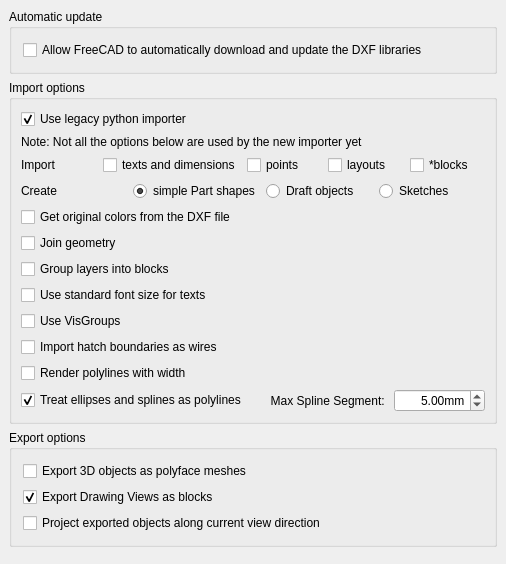
First picture: the form in src/Mod/Draft/Resources/ui/preferences-dxf.ui, repository berndhahnebach/All_FreeCAD, before the edit.
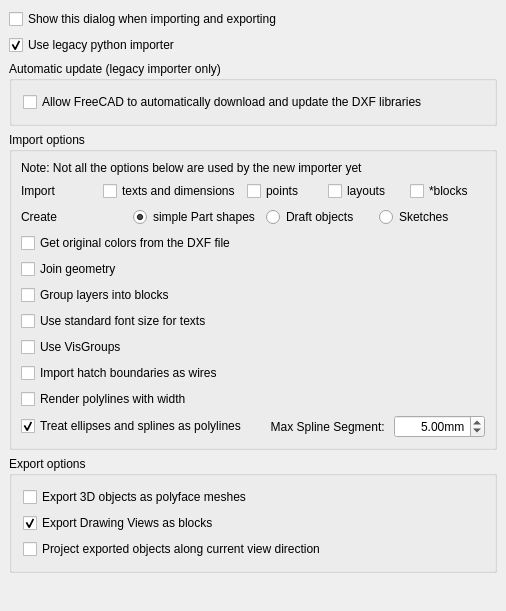
Second picture: the form after the edit. Custom widgets are drawn as their Qt base class.

Commit message: DXF and IFC pref pages can now be set to show on each import/export

```diff
--- a/src/Mod/Draft/Resources/ui/preferences-dxf.ui
+++ b/src/Mod/Draft/Resources/ui/preferences-dxf.ui
@@ -7,7 +7,7 @@
     <x>0</x>
     <y>0</y>
     <width>506</width>
-    <height>564</height>
+    <height>611</height>
    </rect>
   </property>
   <property name="windowTitle">
@@ -20,10 +20,42 @@
    <property name="margin">
     <number>9</number>
    </property>
+   <item>
+    <widget class="Gui::PrefCheckBox" name="checkBox_6">
+     <property name="text">
+      <string>Show this dialog when importing and exporting</string>
+     </property>
+     <property name="prefEntry" stdset="0">
+      <cstring>dxfShowDialog</cstring>
+     </property>
+     <property name="prefPath" stdset="0">
+      <cstring>Mod/Draft</cstring>
+     </property>
+    </widget>
+   </item>
+   <item>
+    <widget class="Gui::PrefCheckBox" name="checkBox_4">
+     <property name="toolTip">
+      <string>If this is checked, the old python importer is used, otherwise the new C++ one (faster, but not as many features yet)</string>
+     </property>
+     <property name="text">
+      <string>Use legacy python importer</string>
+     </property>
+     <property name="checked">
+      <bool>true</bool>
+     </property>
+     <property name="prefEntry" stdset="0">
+      <cstring>dxfUseLegacyImporter</cstring>
+     </property>
+     <property name="prefPath" stdset="0">
+      <cstring>Mod/Draft</cstring>
+     </property>
+    </widget>
+   </item>
    <item>
     <widget class="QGroupBox" name="groupBox_2">
      <property name="title">
-      <string>Automatic update</string>
+      <string>Automatic update (legacy importer only)</string>
      </property>
      <layout class="QVBoxLayout" name="verticalLayout_2">
       <item>
@@ -61,29 +93,6 @@
       <property name="margin">
        <number>9</number>
       </property>
-      <item>
-       <layout class="QHBoxLayout" name="horizontalLayout_6">
-        <item>
-         <widget class="Gui::PrefCheckBox" name="checkBox_4">
-          <property name="toolTip">
-           <string>If this is checked, the old python importer is used, otherwise the new C++ one (faster, but not as many features yet)</string>
-          </property>
-          <property name="text">
-           <string>Use legacy python importer</string>
-          </property>
-          <property name="checked">
-           <bool>true</bool>
-          </property>
-          <property name="prefEntry" stdset="0">
-           <cstring>dxfUseLegacyImporter</cstring>
-          </property>
-          <property name="prefPath" stdset="0">
-           <cstring>Mod/Draft</cstring>
-          </property>
-         </widget>
-        </item>
-       </layout>
-      </item>
       <item>
        <widget class="QLabel" name="label_2">
         <property name="text">
```
The commit also changes 3 other files.
